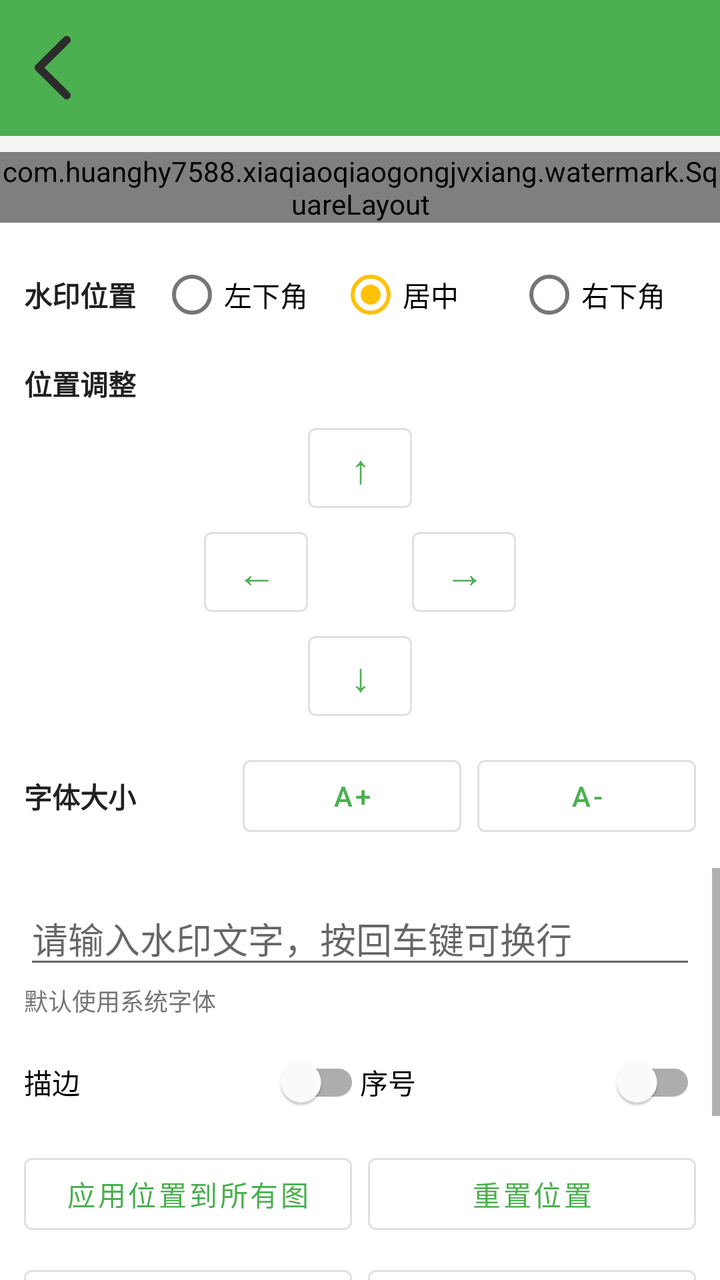
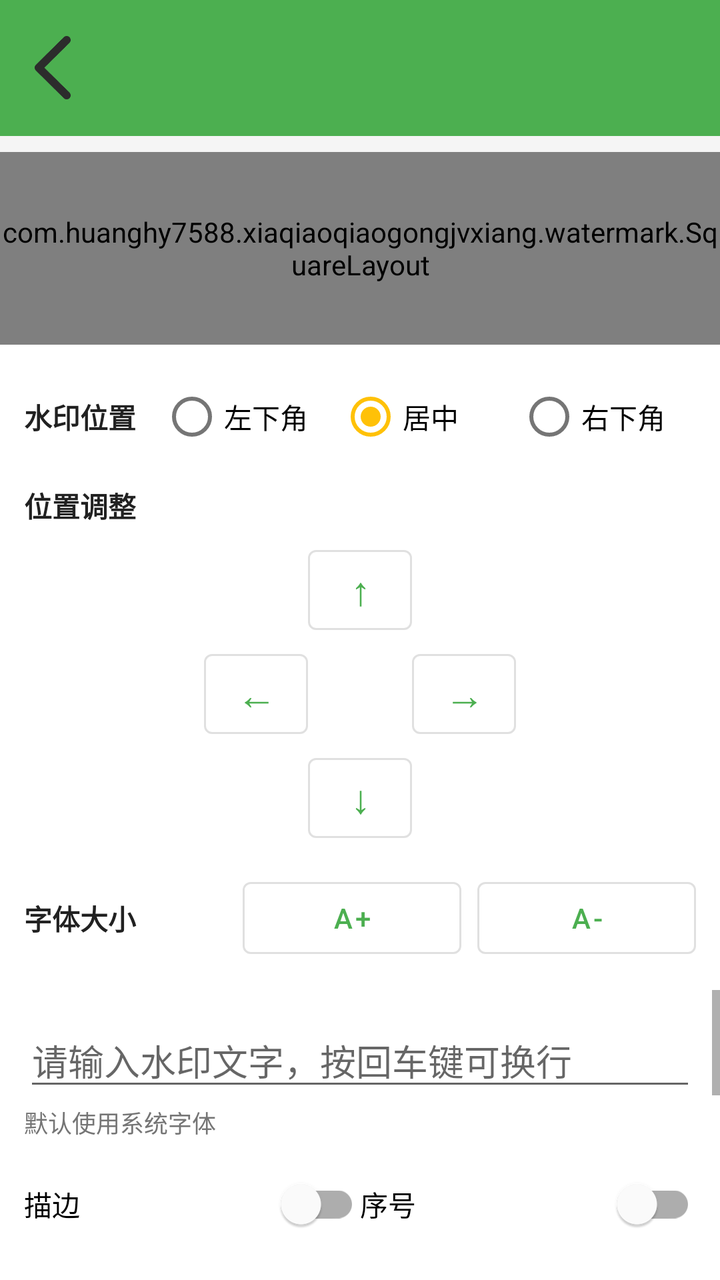

Two renders of the same Android screen: before a commit and after it. Below are the layout's source before the change and the commit's diff.
<!-- AndroidManifest.xml: application theme Theme.XiaQiaoQiao -->
<!-- res/layout/activity_watermark.xml -->
<?xml version="1.0" encoding="utf-8"?>
<LinearLayout xmlns:android="http://schemas.android.com/apk/res/android"
    android:layout_width="match_parent"
    android:layout_height="match_parent"
    android:background="@color/bg_page"
    android:orientation="vertical">

    
    <LinearLayout
        android:layout_width="match_parent"
        android:layout_height="wrap_content"
        android:background="@color/brand_primary"
        android:gravity="center_vertical"
        android:orientation="horizontal"
        android:padding="12dp">

        
        <ImageButton
            android:id="@+id/btn_back_home"
            android:layout_width="44dp"
            android:layout_height="44dp"
            android:layout_marginStart="-8dp"
            android:layout_marginEnd="8dp"
            android:background="@null"
            android:contentDescription="@string/wm_back_home"
            android:padding="6dp"
            android:scaleType="fitCenter"
            android:src="@drawable/ic_back" />

        <View
            android:layout_width="0dp"
            android:layout_height="1dp"
            android:layout_weight="1" />

        <TextView
            android:id="@+id/tv_index"
            android:layout_width="wrap_content"
            android:layout_height="wrap_content"
            android:textColor="@color/white"
            android:textSize="14sp" />
    </LinearLayout>

    
    <com.huanghy7588.xiaqiaoqiaogongjvxiang.watermark.SquareLayout
        android:layout_width="wrap_content"
        android:layout_height="wrap_content"
        android:layout_gravity="center_horizontal"
        android:layout_marginTop="8dp"
        android:background="@color/black">

        <com.huanghy7588.xiaqiaoqiaogongjvxiang.watermark.WatermarkView
            android:id="@+id/watermark_view"
            android:layout_width="match_parent"
            android:layout_height="match_parent" />

        <TextView
            android:id="@+id/tv_no_image"
            android:layout_width="wrap_content"
            android:layout_height="wrap_content"
            android:layout_gravity="center"
            android:text="@string/wm_no_images"
            android:textColor="@color/white"
            android:textSize="16sp"
            android:visibility="visible" />
    </com.huanghy7588.xiaqiaoqiaogongjvxiang.watermark.SquareLayout>

    
    <LinearLayout
        android:layout_width="match_parent"
        android:layout_height="wrap_content"
        android:background="@color/bg_card"
        android:orientation="vertical"
        android:padding="12dp">

        
        <LinearLayout
            android:layout_width="match_parent"
            android:layout_height="wrap_content"
            android:gravity="center_vertical"
            android:orientation="horizontal">

            <TextView
                android:layout_width="wrap_content"
                android:layout_height="wrap_content"
                android:text="@string/wm_default_pos"
                android:textColor="@color/text_primary"
                android:textStyle="bold" />

            <RadioGroup
                android:id="@+id/rg_position"
                android:layout_width="0dp"
                android:layout_height="wrap_content"
                android:layout_marginStart="12dp"
                android:layout_weight="1"
                android:orientation="horizontal">

                <RadioButton
                    android:id="@+id/rb_pos_bottom_left"
                    android:layout_width="0dp"
                    android:layout_height="wrap_content"
                    android:layout_weight="1"
                    android:text="@string/wm_pos_bottom_left" />

                <RadioButton
                    android:id="@+id/rb_pos_center"
                    android:layout_width="0dp"
                    android:layout_height="wrap_content"
                    android:layout_weight="1"
                    android:checked="true"
                    android:text="@string/wm_pos_center" />

                <RadioButton
                    android:id="@+id/rb_pos_bottom_right"
                    android:layout_width="0dp"
                    android:layout_height="wrap_content"
                    android:layout_weight="1"
                    android:text="@string/wm_pos_bottom_right" />
            </RadioGroup>
        </LinearLayout>

        
        <TextView
            android:layout_width="wrap_content"
            android:layout_height="wrap_content"
            android:layout_marginTop="10dp"
            android:text="@string/wm_fine_tune_pos"
            android:textColor="@color/text_primary"
            android:textStyle="bold" />

        <GridLayout
            android:layout_width="wrap_content"
            android:layout_height="wrap_content"
            android:layout_gravity="center_horizontal"
            android:layout_marginTop="6dp"
            android:columnCount="3">

            
            <Space
                android:layout_width="52dp"
                android:layout_height="52dp" />

            <Button
                android:id="@+id/btn_up"
                style="@style/Widget.MaterialComponents.Button.OutlinedButton"
                android:layout_width="52dp"
                android:layout_height="52dp"
                android:minWidth="0dp"
                android:minHeight="0dp"
                android:padding="0dp"
                android:text="↑"
                android:textSize="20sp" />

            <Space
                android:layout_width="52dp"
                android:layout_height="52dp" />

            
            <Button
                android:id="@+id/btn_left"
                style="@style/Widget.MaterialComponents.Button.OutlinedButton"
                android:layout_width="52dp"
                android:layout_height="52dp"
                android:minWidth="0dp"
                android:minHeight="0dp"
                android:padding="0dp"
                android:text="←"
                android:textSize="20sp" />

            <Space
                android:layout_width="52dp"
                android:layout_height="52dp" />

            <Button
                android:id="@+id/btn_right"
                style="@style/Widget.MaterialComponents.Button.OutlinedButton"
                android:layout_width="52dp"
                android:layout_height="52dp"
                android:minWidth="0dp"
                android:minHeight="0dp"
                android:padding="0dp"
                android:text="→"
                android:textSize="20sp" />

            
            <Space
                android:layout_width="52dp"
                android:layout_height="52dp" />

            <Button
                android:id="@+id/btn_down"
                style="@style/Widget.MaterialComponents.Button.OutlinedButton"
                android:layout_width="52dp"
                android:layout_height="52dp"
                android:minWidth="0dp"
                android:minHeight="0dp"
                android:padding="0dp"
                android:text="↓"
                android:textSize="20sp" />

            <Space
                android:layout_width="52dp"
                android:layout_height="52dp" />
        </GridLayout>

        
        <LinearLayout
            android:layout_width="match_parent"
            android:layout_height="wrap_content"
            android:layout_marginTop="10dp"
            android:gravity="center_vertical"
            android:orientation="horizontal">

            <TextView
                android:layout_width="0dp"
                android:layout_height="wrap_content"
                android:layout_weight="1"
                android:text="@string/wm_font_size"
                android:textColor="@color/text_primary"
                android:textStyle="bold" />

            <Button
                android:id="@+id/btn_bigger"
                style="@style/Widget.MaterialComponents.Button.OutlinedButton"
                android:layout_width="0dp"
                android:layout_height="wrap_content"
                android:layout_weight="1"
                android:minWidth="0dp"
                android:text="A+" />

            <Button
                android:id="@+id/btn_smaller"
                style="@style/Widget.MaterialComponents.Button.OutlinedButton"
                android:layout_width="0dp"
                android:layout_height="wrap_content"
                android:layout_marginStart="8dp"
                android:layout_weight="1"
                android:minWidth="0dp"
                android:text="A-" />
        </LinearLayout>
    </LinearLayout>

    
    <ScrollView
        android:layout_width="match_parent"
        android:layout_height="0dp"
        android:layout_weight="1"
        android:background="@color/bg_card"
        android:fillViewport="true">

        <LinearLayout
            android:layout_width="match_parent"
            android:layout_height="wrap_content"
            android:orientation="vertical"
            android:padding="12dp">

            
            <EditText
                android:id="@+id/et_text"
                android:layout_width="match_parent"
                android:layout_height="wrap_content"
                android:gravity="top|start"
                android:hint="@string/wm_input_hint"
                android:inputType="textMultiLine"
                android:maxLines="3"
                android:minLines="1" />

            
            <TextView
                android:layout_width="wrap_content"
                android:layout_height="wrap_content"
                android:layout_marginTop="2dp"
                android:text="@string/wm_font_hint"
                android:textColor="@color/text_secondary"
                android:textSize="12sp" />

            
            <LinearLayout
                android:layout_width="match_parent"
                android:layout_height="wrap_content"
                android:layout_marginTop="8dp"
                android:orientation="horizontal">

                <com.google.android.material.switchmaterial.SwitchMaterial
                    android:id="@+id/sw_stroke"
                    android:layout_width="0dp"
                    android:layout_height="wrap_content"
                    android:layout_weight="1"
                    android:text="@string/wm_stroke" />

                <com.google.android.material.switchmaterial.SwitchMaterial
                    android:id="@+id/sw_numbering"
                    android:layout_width="0dp"
                    android:layout_height="wrap_content"
                    android:layout_weight="1"
                    android:text="@string/wm_numbering" />
            </LinearLayout>

            
            <LinearLayout
                android:layout_width="match_parent"
                android:layout_height="wrap_content"
                android:layout_marginTop="8dp"
                android:orientation="horizontal">

                <Button
                    android:id="@+id/btn_apply_all"
                    style="@style/Widget.MaterialComponents.Button.OutlinedButton"
                    android:layout_width="0dp"
                    android:layout_height="wrap_content"
                    android:layout_weight="1"
                    android:text="@string/wm_apply_to_all" />

                <Button
                    android:id="@+id/btn_reset"
                    style="@style/Widget.MaterialComponents.Button.OutlinedButton"
                    android:layout_width="0dp"
                    android:layout_height="wrap_content"
                    android:layout_marginStart="8dp"
                    android:layout_weight="1"
                    android:text="@string/wm_reset_pos" />
            </LinearLayout>

            
            <LinearLayout
                android:layout_width="match_parent"
                android:layout_height="wrap_content"
                android:layout_marginTop="8dp"
                android:orientation="horizontal">

                <Button
                    android:id="@+id/btn_prev"
                    style="@style/Widget.MaterialComponents.Button.OutlinedButton"
                    android:layout_width="0dp"
                    android:layout_height="wrap_content"
                    android:layout_weight="1"
                    android:text="@string/wm_prev" />

                <Button
                    android:id="@+id/btn_next"
                    style="@style/Widget.MaterialComponents.Button.OutlinedButton"
                    android:layout_width="0dp"
                    android:layout_height="wrap_content"
                    android:layout_marginStart="8dp"
                    android:layout_weight="1"
                    android:text="@string/wm_next" />
            </LinearLayout>

            
            <TextView
                android:layout_width="wrap_content"
                android:layout_height="wrap_content"
                android:layout_marginTop="6dp"
                android:text="@string/wm_preview_hint"
                android:textColor="@color/text_secondary"
                android:textSize="12sp" />

            
            <LinearLayout
                android:layout_width="match_parent"
                android:layout_height="wrap_content"
                android:layout_marginTop="8dp"
                android:orientation="horizontal">

                <Button
                    android:id="@+id/btn_import"
                    style="@style/Widget.XiaQiaoQiao.Button.Primary"
                    android:layout_width="0dp"
                    android:layout_height="wrap_content"
                    android:layout_weight="1"
                    android:text="@string/wm_import_images" />

                <Button
                    android:id="@+id/btn_export"
                    style="@style/Widget.XiaQiaoQiao.Button.Primary"
                    android:layout_width="0dp"
                    android:layout_height="wrap_content"
                    android:layout_marginStart="8dp"
                    android:layout_weight="1"
                    android:backgroundTint="@color/brand_accent"
                    android:text="@string/wm_export" />
            </LinearLayout>
        </LinearLayout>
    </ScrollView>
</LinearLayout>
<!-- resources referenced by this layout -->
<resources>
  <color name="bg_card">#FFFFFFFF</color>
  <color name="bg_page">#FFF5F5F5</color>
  <color name="black">#FF000000</color>
  <color name="brand_accent">#FFFFC107</color>
  <color name="brand_primary">#FF4CAF50</color>
  <color name="text_primary">#FF212121</color>
  <color name="text_secondary">#FF757575</color>
  <color name="white">#FFFFFFFF</color>
  <!-- drawable ic_back: png bitmap (drawable-nodpi, 3108 bytes) -->
  <string name="wm_apply_to_all">应用位置到所有图</string>
  <string name="wm_back_home">返回首页</string>
  <string name="wm_default_pos">水印位置</string>
  <string name="wm_export">导出水印图</string>
  <string name="wm_fine_tune_pos">位置调整</string>
  <string name="wm_font_hint">默认使用系统字体</string>
  <string name="wm_font_size">字体大小</string>
  <string name="wm_import_images">导入图片</string>
  <string name="wm_input_hint">请输入水印文字，按回车键可换行</string>
  <string name="wm_next">下一张</string>
  <string name="wm_no_images">尚未导入图片</string>
  <string name="wm_numbering">序号</string>
  <string name="wm_pos_bottom_left">左下角</string>
  <string name="wm_pos_bottom_right">右下角</string>
  <string name="wm_pos_center">居中</string>
  <string name="wm_prev">上一张</string>
  <string name="wm_preview_hint">点击上方预览图进入大图预览，在预览中拖动即可调整水印位置</string>
  <string name="wm_reset_pos">重置位置</string>
  <string name="wm_stroke">描边</string>
  <style name="Widget.XiaQiaoQiao.Button.Primary" parent="Widget.MaterialComponents.Button">
          <item name="android:textSize">18sp</item>
          <item name="android:textStyle">bold</item>
          <item name="cornerRadius">12dp</item>
          <item name="android:minHeight">56dp</item>
          <item name="backgroundTint">@color/brand_primary</item>
      </style>
  <style name="Theme.XiaQiaoQiao" parent="Theme.MaterialComponents.Light.NoActionBar">
          <item name="colorPrimary">@color/brand_primary</item>
          <item name="colorPrimaryVariant">@color/brand_primary_dark</item>
          <item name="colorOnPrimary">@color/white</item>
          <item name="colorSecondary">@color/brand_accent</item>
          <item name="colorOnSecondary">@color/black</item>
          <item name="android:statusBarColor" tools:targetApi="l">@color/brand_primary_dark</item>
          <item name="android:windowBackground">@color/bg_page</item>
      </style>
  <color name="brand_primary_dark">#FF388E3C</color>
</resources>

<!-- the commit's change to res/layout/activity_watermark.xml (unified diff, before → after) -->
@@ -43,7 +43,8 @@
     
     <com.huanghy7588.xiaqiaoqiaogongjvxiang.watermark.SquareLayout
         android:layout_width="wrap_content"
-        android:layout_height="wrap_content"
+        android:layout_height="0dp"
+        android:layout_weight="2"
         android:layout_gravity="center_horizontal"
         android:layout_marginTop="8dp"
         android:background="@color/black">
@@ -53,15 +54,16 @@
             android:layout_width="match_parent"
             android:layout_height="match_parent" />
 
-        <TextView
-            android:id="@+id/tv_no_image"
+        <Button
+            android:id="@+id/btn_import_empty"
+            style="@style/Widget.XiaQiaoQiao.Button.Primary"
             android:layout_width="wrap_content"
             android:layout_height="wrap_content"
             android:layout_gravity="center"
-            android:text="@string/wm_no_images"
-            android:textColor="@color/white"
-            android:textSize="16sp"
-            android:visibility="visible" />
+            android:minWidth="160dp"
+            android:paddingStart="20dp"
+            android:paddingEnd="20dp"
+            android:text="@string/wm_import_images" />
     </com.huanghy7588.xiaqiaoqiaogongjvxiang.watermark.SquareLayout>
 
     
@@ -243,7 +245,7 @@
     <ScrollView
         android:layout_width="match_parent"
         android:layout_height="0dp"
-        android:layout_weight="1"
+        android:layout_weight="3"
         android:background="@color/bg_card"
         android:fillViewport="true">
 
@@ -353,6 +355,16 @@
                 android:text="@string/wm_preview_hint"
                 android:textColor="@color/text_secondary"
                 android:textSize="12sp" />
+
+            
+            <Button
+                android:id="@+id/btn_clear_images"
+                style="@style/Widget.MaterialComponents.Button.OutlinedButton"
+                android:layout_width="match_parent"
+                android:layout_height="wrap_content"
+                android:layout_marginTop="8dp"
+                android:text="@string/wm_clear_images"
+                android:textColor="#C62828" />
 
             
             <LinearLayout
<!-- resource entries referenced after the edit -->
@@ -11,6 +11,7 @@
   <!-- drawable ic_back: png bitmap (drawable-nodpi, 3108 bytes) -->
   <string name="wm_apply_to_all">应用位置到所有图</string>
   <string name="wm_back_home">返回首页</string>
+  <string name="wm_clear_images">清除导入图片</string>
   <string name="wm_default_pos">水印位置</string>
   <string name="wm_export">导出水印图</string>
   <string name="wm_fine_tune_pos">位置调整</string>
@@ -19,7 +20,6 @@
   <string name="wm_import_images">导入图片</string>
   <string name="wm_input_hint">请输入水印文字，按回车键可换行</string>
   <string name="wm_next">下一张</string>
-  <string name="wm_no_images">尚未导入图片</string>
   <string name="wm_numbering">序号</string>
   <string name="wm_pos_bottom_left">左下角</string>
   <string name="wm_pos_bottom_right">右下角</string>
